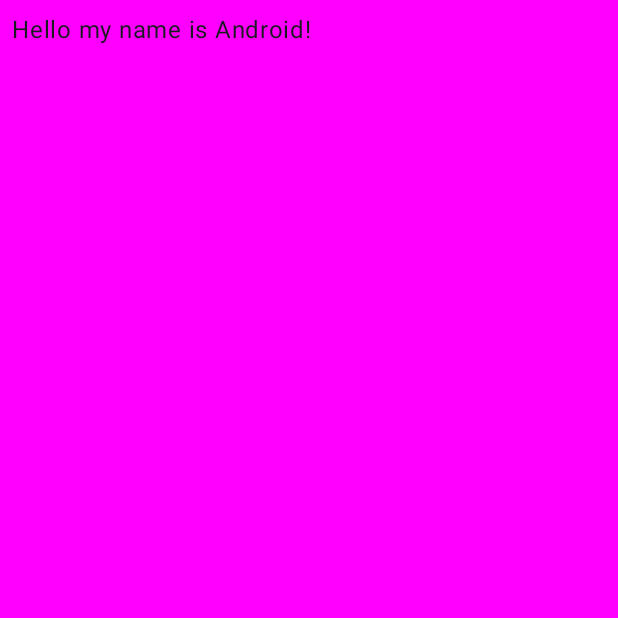
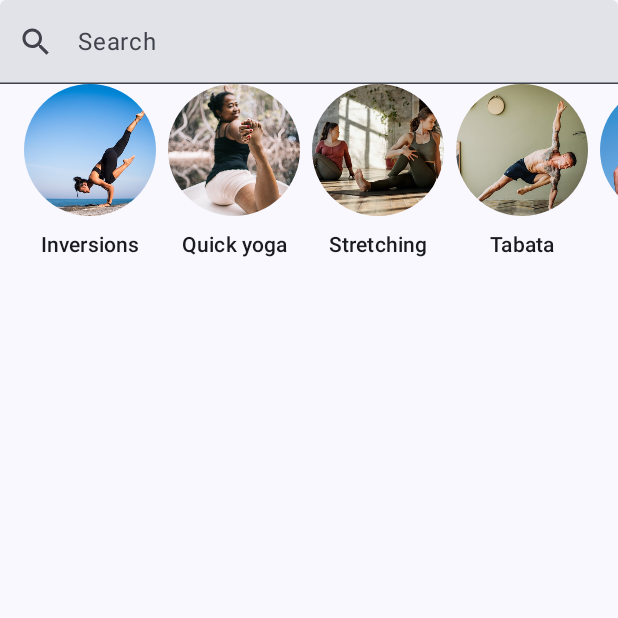
Before and after one commit to OmneyaOsman/ComposeCamp, an Android app built with Jetpack Compose: the screen it shows after launch (MainActivity), on a phone screen of 412 x 824 dp, the top half of it. Run offline under Robolectric (Android 15) with nearby library versions, the phone set to English and light mode, and no system bars.

Commit message:
create AlignYourBody section

```diff
--- /dev/null
+++ b/app/src/main/java/com/omni/composecamp/HomeScreen.kt
@@ -0,0 +1,135 @@
+package com.omni.composecamp
+
+import androidx.annotation.DrawableRes
+import androidx.annotation.StringRes
+import androidx.compose.foundation.Image
+import androidx.compose.foundation.layout.Arrangement
+import androidx.compose.foundation.layout.Column
+import androidx.compose.foundation.layout.PaddingValues
+import androidx.compose.foundation.layout.Row
+import androidx.compose.foundation.layout.fillMaxWidth
+import androidx.compose.foundation.layout.heightIn
+import androidx.compose.foundation.layout.padding
+import androidx.compose.foundation.layout.paddingFromBaseline
+import androidx.compose.foundation.layout.size
+import androidx.compose.foundation.layout.width
+import androidx.compose.foundation.lazy.LazyRow
+import androidx.compose.foundation.lazy.items
+import androidx.compose.foundation.shape.CircleShape
+import androidx.compose.material.icons.Icons
+import androidx.compose.material.icons.filled.Search
+import androidx.compose.material3.ExperimentalMaterial3Api
+import androidx.compose.material3.Icon
+import androidx.compose.material3.MaterialTheme
+import androidx.compose.material3.Surface
+import androidx.compose.material3.Text
+import androidx.compose.material3.TextField
+import androidx.compose.material3.TextFieldDefaults
+import androidx.compose.runtime.Composable
+import androidx.compose.runtime.getValue
+import androidx.compose.runtime.mutableStateOf
+import androidx.compose.runtime.remember
+import androidx.compose.runtime.setValue
+import androidx.compose.ui.Alignment
+import androidx.compose.ui.Modifier
+import androidx.compose.ui.draw.clip
+import androidx.compose.ui.layout.ContentScale
+import androidx.compose.ui.res.painterResource
+import androidx.compose.ui.res.stringResource
+import androidx.compose.ui.text.input.TextFieldValue
+import androidx.compose.ui.text.style.TextAlign
+import androidx.compose.ui.unit.dp
+
+@Composable
+fun HomeScreen(modifier: Modifier = Modifier) {
+    //1-Search bar
+    //2-lazy row
+    //3-horizontal grid
+    Column(modifier , horizontalAlignment = Alignment.CenterHorizontally) {
+       SearchBar()
+        AlignYourBodyRow()
+    }
+
+}
+
+
+@OptIn(ExperimentalMaterial3Api::class)
+@Composable
+fun SearchBar(modifier: Modifier = Modifier) {
+    var text by remember {
+        mutableStateOf(TextFieldValue(""))
+    }
+    TextField(value = text, onValueChange = { newText -> text = newText },
+        modifier
+            .fillMaxWidth()
+            .heightIn(56.dp), leadingIcon = {
+            Icon(
+                imageVector = Icons.Filled.Search,
+                contentDescription = "search icon"
+            )
+        }, colors = TextFieldDefaults.textFieldColors(
+            MaterialTheme.colorScheme.surface
+        ), placeholder = { Text(text = "Search") })
+
+}
+
+@Composable
+fun AlignYourBodyRow(modifier: Modifier = Modifier) {
+    LazyRow(
+        modifier, horizontalArrangement = Arrangement.spacedBy(8.dp)
+        , contentPadding = PaddingValues(horizontal = 16.dp)
+    ) {
+        items(SimpleData.alignYourBodyData) { item ->
+            AlignYourBodyItem(
+                drawable = item.drawable,
+                text = item.text
+            )
+        }
+    }
+}
+
+@Composable
+fun AlignYourBodyItem(
+    @DrawableRes drawable: Int,
+    @StringRes text: Int, modifier: Modifier = Modifier
+) {
+    Column(modifier, horizontalAlignment = Alignment.CenterHorizontally) {
+        Image(
+            contentScale = ContentScale.Crop,
+            modifier = Modifier
+                .size(88.dp)
+                .clip(CircleShape),
+            painter = painterResource(drawable),
+            contentDescription = "image"
+        )
+        Text(
+            text = stringResource(id = text),
+            textAlign = TextAlign.Center,
+            style = MaterialTheme.typography.titleSmall,
+            modifier = Modifier.paddingFromBaseline(top = 24.dp, bottom = 8.dp)
+        )
+    }
+
+}
+
+@Composable
+fun FavoriteCollectionCard(
+    @DrawableRes drawable: Int,
+    @StringRes text: Int, modifier: Modifier = Modifier
+) {
+
+    Surface(modifier = modifier, shape = MaterialTheme.shapes.small) {
+        Row(verticalAlignment = Alignment.CenterVertically, modifier = Modifier.width(192.dp)) {
+            Image(
+                painterResource(id = drawable),
+                contentDescription = stringResource(id = text),
+                contentScale = ContentScale.Crop,
+                modifier = Modifier.size(56.dp)
+            )
+            Text(
+                text = stringResource(id = text), style = MaterialTheme.typography.titleSmall,
+                modifier = Modifier.padding(horizontal = 16.dp)
+            )
+        }
+    }
+}
--- a/app/src/main/java/com/omni/composecamp/MainActivity.kt
+++ b/app/src/main/java/com/omni/composecamp/MainActivity.kt
@@ -3,15 +3,12 @@ package com.omni.composecamp
 import android.os.Bundle
 import androidx.activity.ComponentActivity
 import androidx.activity.compose.setContent
-import androidx.compose.foundation.layout.Box
 import androidx.compose.foundation.layout.fillMaxSize
 import androidx.compose.foundation.layout.padding
 import androidx.compose.material3.MaterialTheme
 import androidx.compose.material3.Surface
-import androidx.compose.material3.Text
 import androidx.compose.runtime.Composable
 import androidx.compose.ui.Modifier
-import androidx.compose.ui.graphics.Color
 import androidx.compose.ui.tooling.preview.Preview
 import androidx.compose.ui.unit.dp
 import com.omni.composecamp.ui.theme.ComposeCampTheme
@@ -26,27 +23,44 @@ class MainActivity : ComponentActivity() {
                     modifier = Modifier.fillMaxSize(),
                     color = MaterialTheme.colorScheme.background
                 ) {
-                    Greeting("Android")
+                    HomeScreen()
                 }
             }
         }
     }
 }
 
+
+
+
+@Preview(showBackground = true)
 @Composable
-fun Greeting(name: String, modifier: Modifier = Modifier) {
-    Surface(color = Color.Magenta) {
-        Text(
-            text = "Hello my name is $name!",
-            modifier = modifier.padding(8.dp)
+fun SearchBarPreview() {
+    ComposeCampTheme {
+        AlignYourBodyItem(
+            text = R.string.ab1_inversions,
+            drawable = R.drawable.ab1_inversions,
+            modifier = Modifier.padding(8.dp)
         )
     }
 }
 
 @Preview(showBackground = true)
 @Composable
-fun GreetingPreview() {
+fun AlignYourBodyRowPreview() {
     ComposeCampTheme {
-        Greeting("Android")
+        HomeScreen()
     }
 }
+
+@Preview(showBackground = true)
+@Composable
+fun FavoritePreview() {
+    ComposeCampTheme {
+        FavoriteCollectionCard(
+            text = R.string.fc1_short_mantras,
+            drawable = R.drawable.fc1_short_mantras,
+            modifier = Modifier.padding(8.dp)
+        )
+    }
+}
--- /dev/null
+++ b/app/src/main/java/com/omni/composecamp/SimpleData.kt
@@ -0,0 +1,29 @@
+package com.omni.composecamp
+
+import androidx.annotation.DrawableRes
+import androidx.annotation.StringRes
+
+object SimpleData {
+     val alignYourBodyData :List<DrawableStringPair> = listOf(
+        R.drawable.ab1_inversions to R.string.ab1_inversions,
+        R.drawable.ab2_quick_yoga to R.string.ab2_quick_yoga,
+        R.drawable.ab3_stretching to R.string.ab3_stretching,
+        R.drawable.ab4_tabata to R.string.ab4_tabata,
+        R.drawable.ab5_hiit to R.string.ab5_hiit,
+        R.drawable.ab6_pre_natal_yoga to R.string.ab6_pre_natal_yoga
+    ).map { DrawableStringPair(it.first, it.second) }
+
+     val favoriteCollectionsData = listOf(
+        R.drawable.fc1_short_mantras to R.string.fc1_short_mantras,
+        R.drawable.fc2_nature_meditations to R.string.fc2_nature_meditations,
+        R.drawable.fc3_stress_and_anxiety to R.string.fc3_stress_and_anxiety,
+        R.drawable.fc4_self_massage to R.string.fc4_self_massage,
+        R.drawable.fc5_overwhelmed to R.string.fc5_overwhelmed,
+        R.drawable.fc6_nightly_wind_down to R.string.fc6_nightly_wind_down
+    ).map { DrawableStringPair(it.first, it.second) }
+}
+
+ data class DrawableStringPair(
+    @DrawableRes val drawable: Int,
+    @StringRes val text: Int
+)
--- a/app/src/main/res/values/strings.xml
+++ b/app/src/main/res/values/strings.xml
@@ -1,3 +1,22 @@
 <resources>
     <string name="app_name">ComposeCamp</string>
+
+    <string name="favorite_collections">Favorite Collections</string>
+    <string name="align_your_body">Align your body</string>
+    <string name="ab1_inversions">Inversions</string>
+    <string name="ab2_quick_yoga">Quick yoga</string>
+    <string name="ab3_stretching">Stretching</string>
+    <string name="ab4_tabata">Tabata</string>
+    <string name="ab5_hiit">HIIT</string>
+    <string name="ab6_pre_natal_yoga">Pre-natal yoga</string>
+    <string name="fc1_short_mantras">Short mantras</string>
+    <string name="fc2_nature_meditations">Nature meditations</string>
+    <string name="fc3_stress_and_anxiety">Stress and anxiety</string>
+    <string name="fc4_self_massage">Self massage</string>
+    <string name="fc5_overwhelmed">Overwhelmed</string>
+    <string name="fc6_nightly_wind_down">Nightly wind down</string>
+    <string name="cd_fab_start">start</string>
+    <string name="bottom_navigation_home">HOME</string>
+    <string name="bottom_navigation_profile">PROFILE</string>
+    <string name="placeholder_search">Search</string>
 </resources>
```
Also changed, not shown: app/src/main/res/drawable/ab1_inversions.jpg (added), app/src/main/res/drawable/ab2_quick_yoga.jpg (added), app/src/main/res/drawable/ab3_stretching.jpg (added), app/src/main/res/drawable/ab4_tabata.jpg (added), app/src/main/res/drawable/ab5_hiit.jpg (added), app/src/main/res/drawable/ab6_pre_natal_yoga.jpg (added), app/src/main/res/drawable/fc1_short_mantras.jpg (added), app/src/main/res/drawable/fc2_nature_meditations.jpg (added), app/src/main/res/drawable/fc3_stress_and_anxiety.jpg (added), app/src/main/res/drawable/fc4_self_massage.jpg (added), app/src/main/res/drawable/fc5_overwhelmed.jpg (added), app/src/main/res/drawable/fc6_nightly_wind_down.jpg (added).
